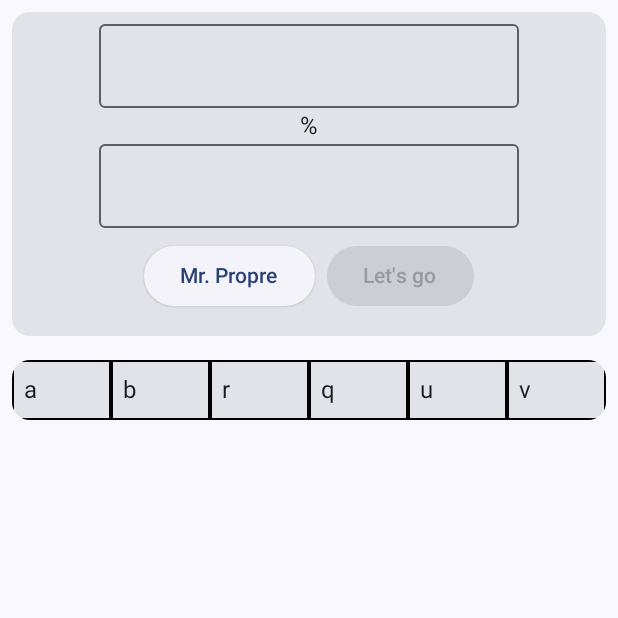
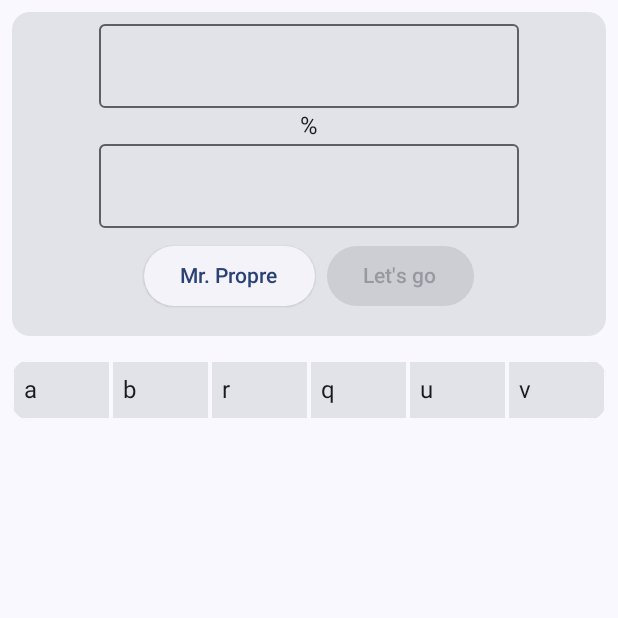
Before and after one commit to MacaronFR/crypto, an Android app built with Jetpack Compose: the screen it shows after launch (MainActivity), on a phone screen of 412 x 824 dp, the top half of it. Run offline under Robolectric (Android 15) with nearby library versions, the phone set to English and light mode, and no system bars.

Commit message:
Meilleur bordure

```diff
--- a/app/src/main/java/fr/imacaron/crypto/MainActivity.kt
+++ b/app/src/main/java/fr/imacaron/crypto/MainActivity.kt
@@ -40,7 +40,7 @@ fun RowScope.TableCell(
     Text(
         text = text,
         Modifier
-            .border(1.dp, Color.Black)
+            .border(1.dp, MaterialTheme.colorScheme.background)
             .weight(1f / 6)
             .padding(8.dp)
     )
```
